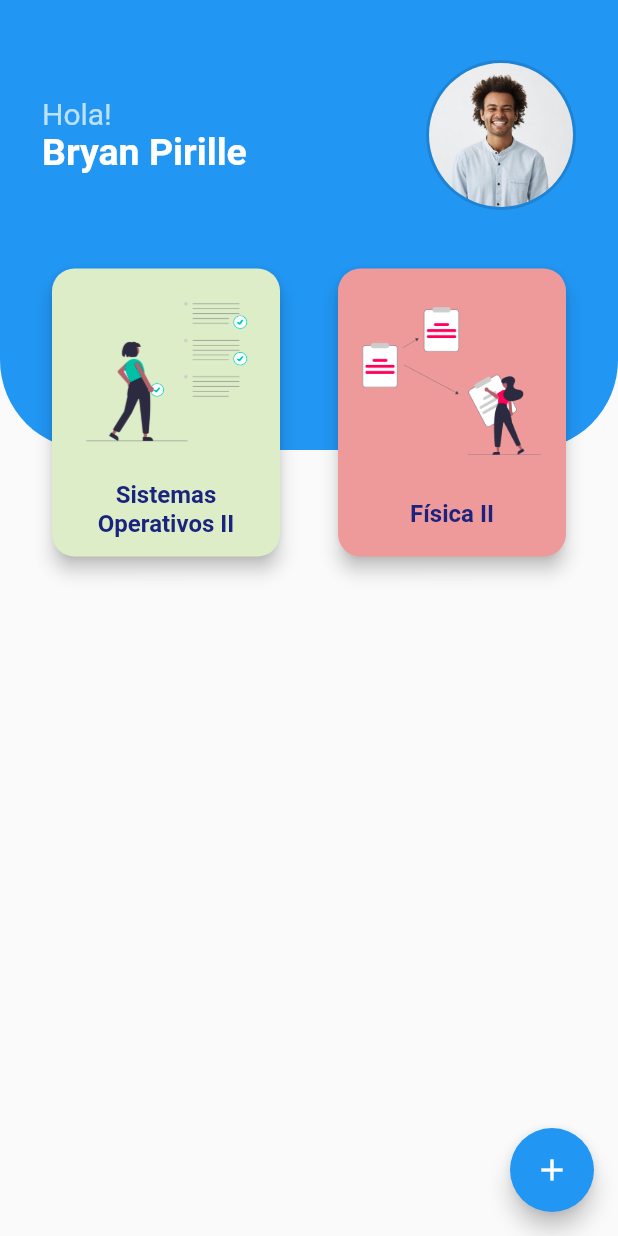
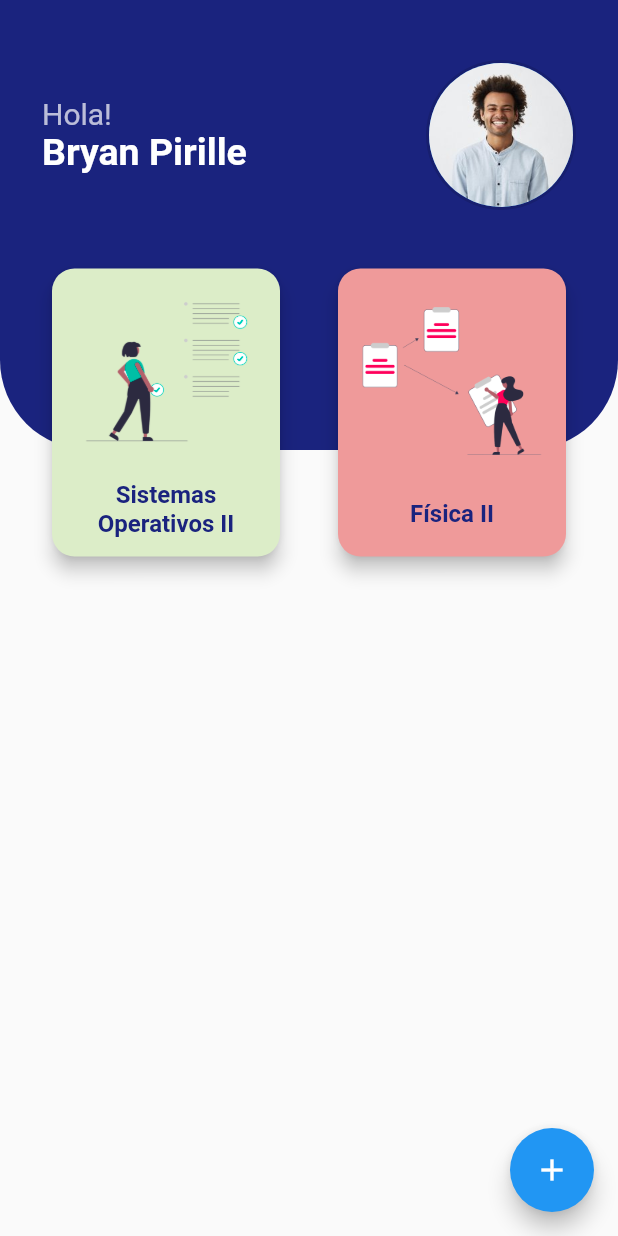
Before and after one commit to Tesam/my_stats, a Flutter app: the screen it shows after launch, on a phone screen of 412 x 824 dp. Run offline on Flutter 3.47's test engine with Material 2 defaults, Android fonts, the phone set to English and light mode, and no system bars.

Commit message:
refactor(appbar_shape): change the appbar shape color

```diff
--- a/lib/widgets/appbar_shape.dart
+++ b/lib/widgets/appbar_shape.dart
@@ -8,7 +8,7 @@ class AppbarShape extends StatelessWidget {
       height: shapeHeight,
       decoration: BoxDecoration(
         borderRadius: BorderRadius.vertical(bottom: Radius.circular(60.0)),
-        color: Colors.blue,
+        color: Colors.indigo.shade900,
       ),
     );
   }
```
